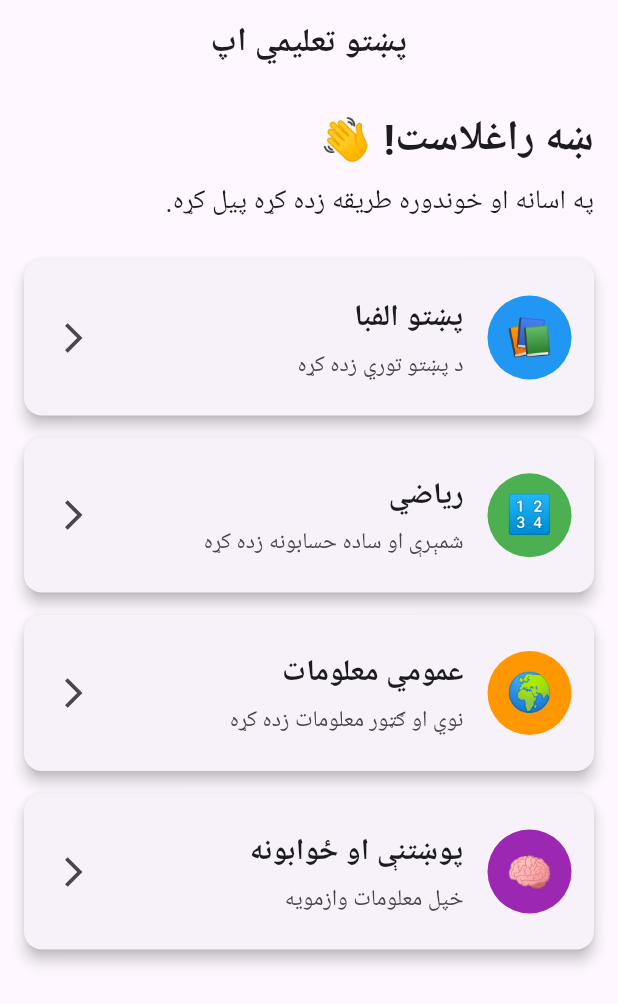
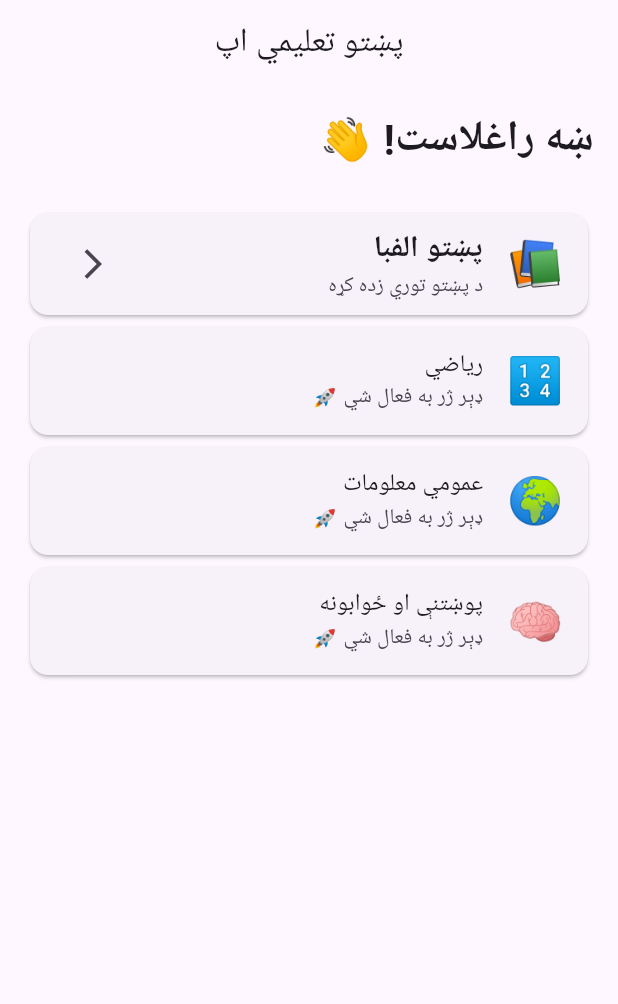
Before and after one commit to sohbathamide-commits/pashto-learning-app, a Flutter app: the screen it shows after launch, on a phone screen of 412 x 824 dp. Shown: the top 1004 px of the screen. Run offline on Flutter 3.47's test engine with Material 3 defaults, Android fonts, the phone set to English and light mode, and no system bars; Roboto replaces fonts that are missing (Arial).

Commit message:
Update main.dart

```diff
--- a/lib/main.dart
+++ b/lib/main.dart
@@ -1,21 +1,17 @@
 import 'package:flutter/material.dart';
 
 void main() {
-  runApp(const PashtoLearningApp());
+  runApp(const MyApp());
 }
 
-class PashtoLearningApp extends StatelessWidget {
-  const PashtoLearningApp({super.key});
+class MyApp extends StatelessWidget {
+  const MyApp({super.key});
 
   @override
   Widget build(BuildContext context) {
     return MaterialApp(
       debugShowCheckedModeBanner: false,
       title: 'پښتو زده کړه',
-      theme: ThemeData(
-        useMaterial3: true,
-        fontFamily: 'Arial',
-      ),
       home: const HomePage(),
     );
   }
@@ -30,10 +26,7 @@ class HomePage extends StatelessWidget {
       textDirection: TextDirection.rtl,
       child: Scaffold(
         appBar: AppBar(
-          title: const Text(
-            'پښتو تعلیمي اپ',
-            style: TextStyle(fontWeight: FontWeight.bold),
-          ),
+          title: const Text('پښتو تعلیمي اپ'),
           centerTitle: true,
         ),
         body: ListView(
@@ -46,106 +39,69 @@ class HomePage extends StatelessWidget {
                 fontWeight: FontWeight.bold,
               ),
             ),
-            const SizedBox(height: 8),
-            const Text(
-              'په اسانه او خوندوره طریقه زده کړه پیل کړه.',
-              style: TextStyle(fontSize: 18),
-            ),
+
             const SizedBox(height: 25),
 
-            _lessonCard(
-              context,
-              '📚',
-              'پښتو الفبا',
-              'د پښتو توري زده کړه',
-              Colors.blue,
-              true,
+            Card(
+              child: ListTile(
+                leading: const Text(
+                  '📚',
+                  style: TextStyle(fontSize: 30),
+                ),
+                title: const Text(
+                  'پښتو الفبا',
+                  style: TextStyle(
+                    fontSize: 20,
+                    fontWeight: FontWeight.bold,
+                  ),
+                ),
+                subtitle: const Text('د پښتو توري زده کړه'),
+                trailing: const Icon(Icons.arrow_back_ios),
+                onTap: () {
+                  Navigator.push(
+                    context,
+                    MaterialPageRoute(
+                      builder: (context) => const AlphabetPage(),
+                    ),
+                  );
+                },
+              ),
             ),
 
-            _lessonCard(
-              context,
-              '🔢',
-              'ریاضي',
-              'شمېرې او ساده حسابونه زده کړه',
-              Colors.green,
-              false,
+            Card(
+              child: ListTile(
+                leading: const Text(
+                  '🔢',
+                  style: TextStyle(fontSize: 30),
+                ),
+                title: const Text('ریاضي'),
+                subtitle: const Text('ډېر ژر به فعال شي 🚀'),
+              ),
             ),
 
-            _lessonCard(
-              context,
-              '🌍',
-              'عمومي معلومات',
-              'نوي او ګټور معلومات زده کړه',
-              Colors.orange,
-              false,
+            Card(
+              child: ListTile(
+                leading: const Text(
+                  '🌍',
+                  style: TextStyle(fontSize: 30),
+                ),
+                title: const Text('عمومي معلومات'),
+                subtitle: const Text('ډېر ژر به فعال شي 🚀'),
+              ),
             ),
 
-            _lessonCard(
-              context,
-              '🧠',
-              'پوښتنې او ځوابونه',
-              'خپل معلومات وازمویه',
-              Colors.purple,
-              false,
+            Card(
+              child: ListTile(
+                leading: const Text(
+                  '🧠',
+                  style: TextStyle(fontSize: 30),
+                ),
+                title: const Text('پوښتنې او ځوابونه'),
+                subtitle: const Text('ډېر ژر به فعال شي 🚀'),
+              ),
             ),
           ],
         ),
-      ),
-    );
-  }
-
-  Widget _lessonCard(
-    BuildContext context,
-    String icon,
-    String title,
-    String subtitle,
-    Color color,
-    bool active,
-  ) {
-    return Card(
-      margin: const EdgeInsets.only(bottom: 15),
-      elevation: 4,
-      child: ListTile(
-        contentPadding: const EdgeInsets.all(15),
-        leading: CircleAvatar(
-          radius: 28,
-          backgroundColor: color,
-          child: Text(
-            icon,
-            style: const TextStyle(fontSize: 25),
-          ),
-        ),
-        title: Text(
-          title,
-          style: const TextStyle(
-            fontSize: 20,
-            fontWeight: FontWeight.bold,
-          ),
-        ),
-        subtitle: Padding(
-          padding: const EdgeInsets.only(top: 5),
-          child: Text(
-            subtitle,
-            style: const TextStyle(fontSize: 15),
-          ),
-        ),
-        trailing: const Icon(Icons.arrow_back_ios),
-        onTap: () {
-          if (active) {
-            Navigator.push(
-              context,
-              MaterialPageRoute(
-                builder: (_) => const AlphabetPage(),
-              ),
-            );
-          } else {
-            ScaffoldMessenger.of(context).showSnackBar(
-              SnackBar(
-                content: Text('$title ډېر ژر به فعال شي 🚀'),
-              ),
-            );
-          }
-        },
       ),
     );
   }
@@ -154,7 +110,7 @@ class HomePage extends StatelessWidget {
 class AlphabetPage extends StatelessWidget {
   const AlphabetPage({super.key});
 
-  static const List<String> letters = [
+  static const letters = [
     'ا',
     'ب',
     'پ',
@@ -212,4 +168,27 @@ class AlphabetPage extends StatelessWidget {
         body: GridView.builder(
           padding: const EdgeInsets.all(16),
           gridDelegate:
-              const
+              const SliverGridDelegateWithFixedCrossAxisCount(
+            crossAxisCount: 3,
+            crossAxisSpacing: 10,
+            mainAxisSpacing: 10,
+          ),
+          itemCount: letters.length,
+          itemBuilder: (context, index) {
+            return Card(
+              child: Center(
+                child: Text(
+                  letters[index],
+                  style: const TextStyle(
+                    fontSize: 38,
+                    fontWeight: FontWeight.bold,
+                  ),
+                ),
+              ),
+            );
+          },
+        ),
+      ),
+    );
+  }
+}
```
